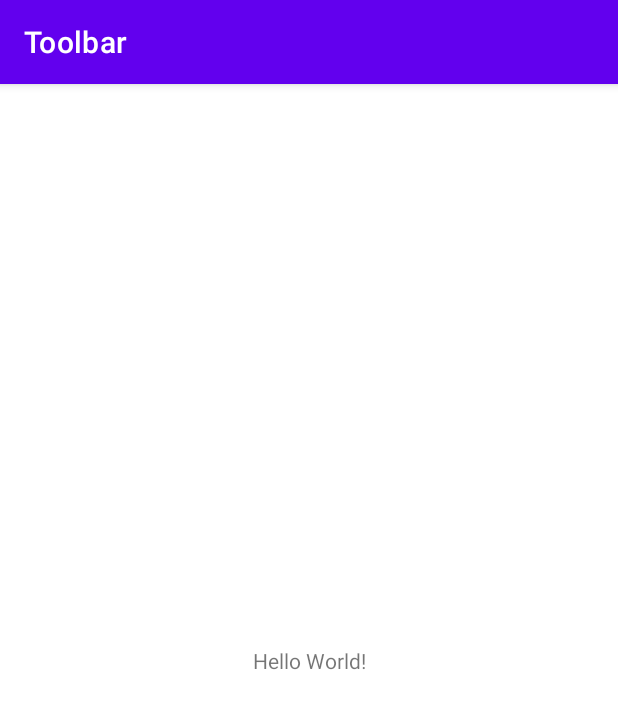
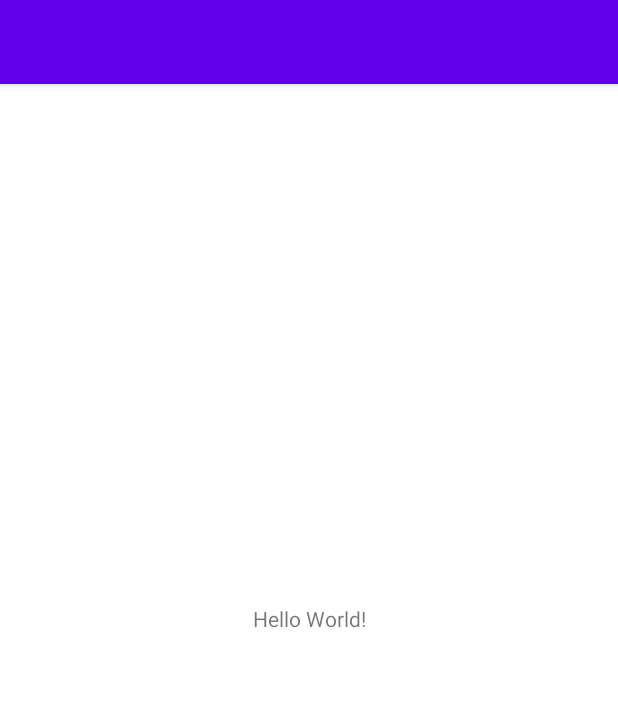
Before and after one commit to DanielH7-ctrl/A-Toolbar, an Android app: the screen it shows after launch (MainActivity), on a phone screen of 412 x 824 dp. Shown: the top 709 px of the screen. Run offline under Robolectric (Android 15) with nearby library versions, the phone set to English and light mode, and no system bars.

Commit message:
Toolbar personalizada

```diff
--- a/app/src/main/res/layout/activity_main.xml
+++ b/app/src/main/res/layout/activity_main.xml
@@ -5,6 +5,17 @@
     android:layout_width="match_parent"
     android:layout_height="match_parent"
     tools:context=".MainActivity">
+
+    <androidx.appcompat.widget.Toolbar
+        android:layout_width="match_parent"
+        android:layout_height="?attr/actionBarSize"
+        android:background="?attr/colorPrimary"
+        android:elevation="4dp"
+        android:theme="@style/ThemeOverlay.AppCompat.Light"
+        app:popupTheme="@style/Theme.AppCompat.Light"
+        tools:ignore="MissingConstraints">
+
+    </androidx.appcompat.widget.Toolbar>
 
     <TextView
         android:layout_width="wrap_content"
--- a/app/src/main/res/values-night/themes.xml
+++ b/app/src/main/res/values-night/themes.xml
@@ -1,6 +1,6 @@
 <resources xmlns:tools="http://schemas.android.com/tools">
     <!-- Base application theme. -->
-    <style name="Theme.Toolbar" parent="Theme.MaterialComponents.DayNight.DarkActionBar">
+    <style name="Theme.Toolbar" parent="Theme.MaterialComponents.DayNight.NoActionBar">
         <!-- Primary brand color. -->
         <item name="colorPrimary">@color/purple_200</item>
         <item name="colorPrimaryVariant">@color/purple_700</item>
--- a/app/src/main/res/values/themes.xml
+++ b/app/src/main/res/values/themes.xml
@@ -1,6 +1,6 @@
 <resources xmlns:tools="http://schemas.android.com/tools">
     <!-- Base application theme. -->
-    <style name="Theme.Toolbar" parent="Theme.MaterialComponents.DayNight.DarkActionBar">
+    <style name="Theme.Toolbar" parent="Theme.MaterialComponents.DayNight.NoActionBar">
         <!-- Primary brand color. -->
         <item name="colorPrimary">@color/purple_500</item>
         <item name="colorPrimaryVariant">@color/purple_700</item>
```
